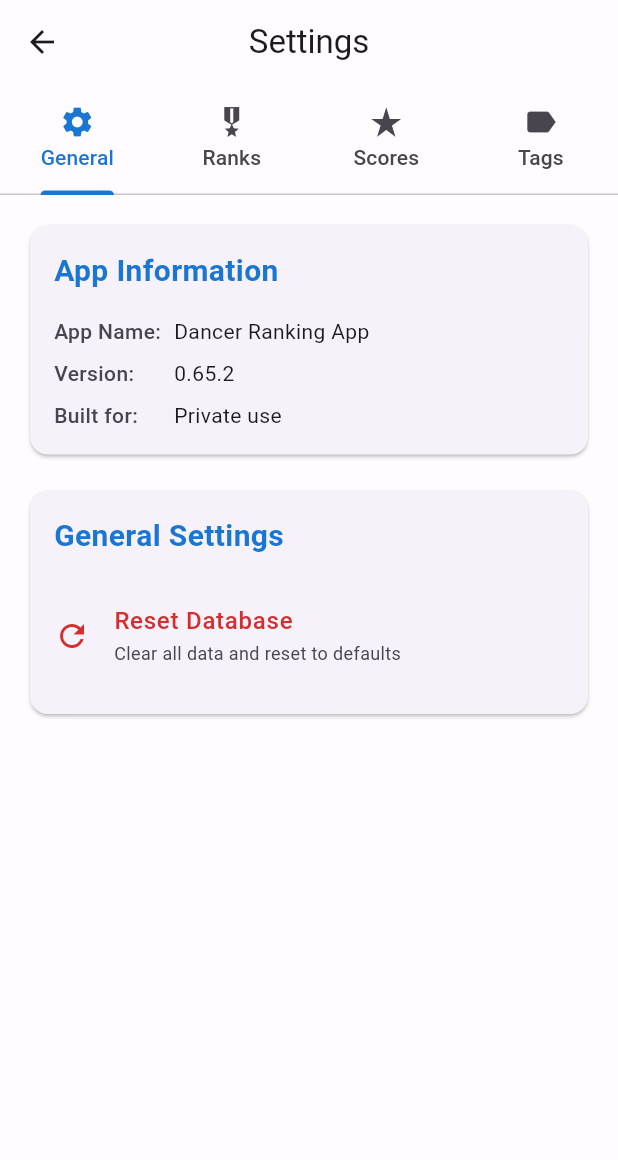
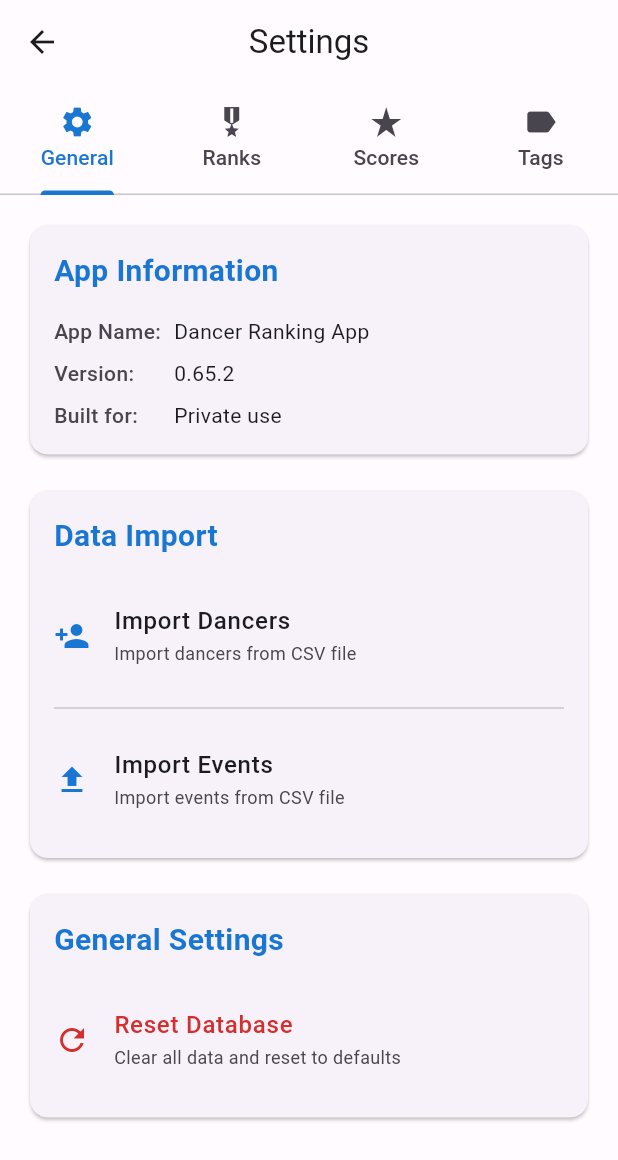
Before and after one commit to plaskowski/dancer-ranking-app-cursor, a Flutter app: the screen it shows after launch, after a tap on the "settings" icon, on a phone screen of 412 x 824 dp. Shown: the top 1160 px of the screen. Run offline on Flutter 3.47's test engine with Material 3 defaults, Android fonts, the phone set to English and light mode, and no system bars; our stand-ins replace drift, file_picker; missing offline and left inert: desktop_drop; accounts and stored records are empty; generated files the repository leaves out were written again.

Commit message:
feat: move import actions to general settings tab - v0.83.0
- Added Data Import section to general settings tab with Import Dancers and Import Events actions
- Removed overflow menu from home screen app bar since it's now empty
- Added proper async/await patterns with context.mounted checks
- Updated action logging to track source location (settings vs home)

```diff
--- a/lib/screens/settings/tabs/general_settings_tab.dart
+++ b/lib/screens/settings/tabs/general_settings_tab.dart
@@ -2,7 +2,11 @@ import 'package:flutter/material.dart';
 import 'package:provider/provider.dart';
 
 import '../../../database/database.dart';
+import '../../../services/event_import_service.dart';
+import '../../../utils/action_logger.dart';
 import '../../../utils/toast_helper.dart';
+import '../../../widgets/import/import_dancers_dialog.dart';
+import '../../../widgets/import_events_dialog.dart';
 import '../widgets/info_row.dart';
 
 class GeneralSettingsTab extends StatelessWidget {
@@ -49,6 +53,31 @@ class GeneralSettingsTab extends StatelessWidget {
         ),
         const SizedBox(height: 16),
 
+        // Data Import Section
+        Card(
+          child: Padding(
+            padding: const EdgeInsets.all(16),
+            child: Column(
+              crossAxisAlignment: CrossAxisAlignment.start,
+              children: [
+                Text(
+                  'Data Import',
+                  style: TextStyle(
+                    fontSize: 20,
+                    fontWeight: FontWeight.bold,
+                    color: Theme.of(context).colorScheme.primary,
+                  ),
+                ),
+                const SizedBox(height: 16),
+                _buildImportDancersTile(context),
+                const Divider(height: 24),
+                _buildImportEventsTile(context),
+              ],
+            ),
+          ),
+        ),
+        const SizedBox(height: 16),
+
         // General Settings Section
         Card(
           child: Padding(
@@ -72,6 +101,118 @@ class GeneralSettingsTab extends StatelessWidget {
         ),
       ],
     );
+  }
+
+  Widget _buildImportDancersTile(BuildContext context) {
+    return ListTile(
+      leading: Icon(
+        Icons.person_add,
+        color: Theme.of(context).colorScheme.primary,
+      ),
+      title: const Text(
+        'Import Dancers',
+        style: TextStyle(fontWeight: FontWeight.w500),
+      ),
+      subtitle: Text(
+        'Import dancers from CSV file',
+        style: TextStyle(
+          color: Theme.of(context).colorScheme.onSurfaceVariant,
+          fontSize: 12,
+        ),
+      ),
+      contentPadding: EdgeInsets.zero,
+      onTap: () => _importDancers(context),
+    );
+  }
+
+  Widget _buildImportEventsTile(BuildContext context) {
+    return ListTile(
+      leading: Icon(
+        Icons.file_upload,
+        color: Theme.of(context).colorScheme.primary,
+      ),
+      title: const Text(
+        'Import Events',
+        style: TextStyle(fontWeight: FontWeight.w500),
+      ),
+      subtitle: Text(
+        'Import events from CSV file',
+        style: TextStyle(
+          color: Theme.of(context).colorScheme.onSurfaceVariant,
+          fontSize: 12,
+        ),
+      ),
+      contentPadding: EdgeInsets.zero,
+      onTap: () => _importEvents(context),
+    );
+  }
+
+  void _importDancers(BuildContext context) {
+    ActionLogger.logUserAction(
+        'GeneralSettingsTab', 'import_dancers_dialog_opened', {
+      'source': 'settings',
+    });
+
+    showGeneralDialog(
+      context: context,
+      barrierDismissible: true,
+      barrierLabel: 'Close',
+      pageBuilder: (context, animation, secondaryAnimation) =>
+          const Dialog.fullscreen(
+        child: ImportDancersDialog(),
+      ),
+      transitionBuilder: (context, animation, secondaryAnimation, child) {
+        return FadeTransition(
+          opacity: animation,
+          child: ScaleTransition(
+            scale: animation.drive(Tween(begin: 0.9, end: 1.0)),
+            child: child,
+          ),
+        );
+      },
+    ).then((result) {
+      if (result == true && context.mounted) {
+        ActionLogger.logUserAction(
+            'GeneralSettingsTab', 'import_dancers_completed', {});
+        ToastHelper.showSuccess(context, 'Dancers imported successfully');
+      }
+    });
+  }
+
+  void _importEvents(BuildContext context) {
+    ActionLogger.logUserAction(
+        'GeneralSettingsTab', 'import_events_dialog_opened', {
+      'source': 'settings',
+    });
+
+    showGeneralDialog(
+      context: context,
+      barrierDismissible: true,
+      barrierLabel: 'Close',
+      pageBuilder: (context, animation, secondaryAnimation) => Provider(
+        create: (context) => EventImportService(
+          Provider.of<AppDatabase>(context, listen: false),
+        ),
+        child: const Dialog.fullscreen(
+          child: ImportEventsDialog(),
+        ),
+      ),
+      transitionBuilder: (context, animation, secondaryAnimation, child) {
+        return FadeTransition(
+          opacity: animation,
+          child: ScaleTransition(
+            scale: animation.drive(Tween(begin: 0.9, end: 1.0)),
+            child: child,
+          ),
+        );
+      },
+    ).then((result) {
+      if (result == true && context.mounted) {
+        ActionLogger.logUserAction(
+            'GeneralSettingsTab', 'import_events_completed', {});
+        ToastHelper.showSuccess(context, 'Events imported successfully');
+      }
+    });
   }
 
   Widget _buildResetDatabaseTile(BuildContext context) {
```
Also changed, not shown: lib/screens/home/widgets/home_app_bar.dart (+0 -23 lines), 1 other file.
